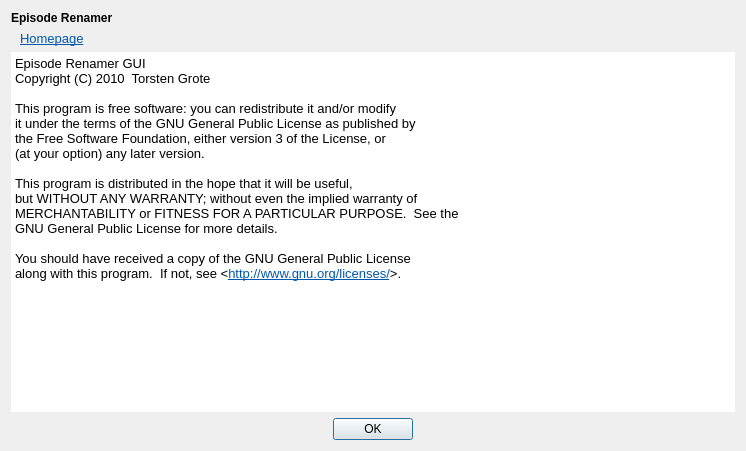
grote/episode-renamer-gui, file episoderenamer_gui_about.ui: the form before one commit.
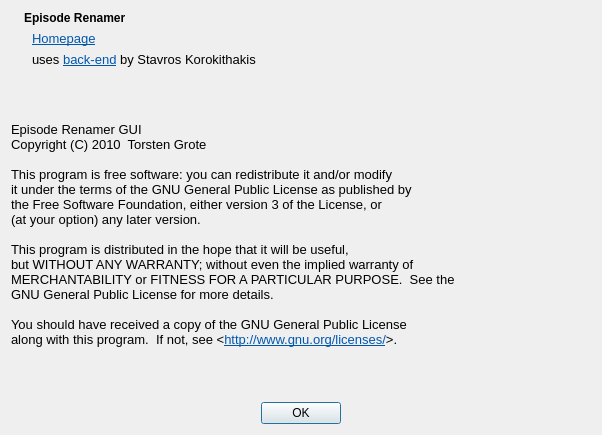
The form after the commit.

Commit message: finished about dialog by adding program icon and fixing stuff

The edit to the form file:
```diff
--- a/episoderenamer_gui_about.ui
+++ b/episoderenamer_gui_about.ui
@@ -6,8 +6,8 @@
    <rect>
     <x>0</x>
     <y>0</y>
-    <width>746</width>
-    <height>451</height>
+    <width>588</width>
+    <height>435</height>
    </rect>
   </property>
   <property name="windowTitle">
@@ -15,7 +15,33 @@
   </property>
   <layout class="QVBoxLayout" name="verticalLayout">
    <item>
-    <widget class="QLabel" name="label">
+    <layout class="QHBoxLayout" name="horizontalLayout">
+     <property name="sizeConstraint">
+      <enum>QLayout::SetDefaultConstraint</enum>
+     </property>
+     <property name="topMargin">
+      <number>0</number>
+     </property>
+     <item>
+      <widget class="QLabel" name="logo_label">
+       <property name="sizePolicy">
+        <sizepolicy hsizetype="Fixed" vsizetype="Preferred">
+         <horstretch>0</horstretch>
+         <verstretch>0</verstretch>
+        </sizepolicy>
+       </property>
+       <property name="text">
+        <string/>
+       </property>
+      </widget>
+     </item>
+     <item>
+      <layout class="QVBoxLayout" name="verticalLayout_2">
+       <property name="sizeConstraint">
+        <enum>QLayout::SetMinimumSize</enum>
+       </property>
+       <item>
+        <widget class="QLabel" name="title_label">
      <property name="font">
       <font>
        <weight>75</weight>
@@ -32,34 +58,56 @@
       <set>Qt::AlignLeading|Qt::AlignLeft|Qt::AlignVCenter</set>
      </property>
      <property name="margin">
-      <number>15</number>
-     </property>
-    </widget>
-   </item>
-   <item>
-    <widget class="QLabel" name="label_2">
-     <property name="text">
-      <string>&lt;!DOCTYPE HTML PUBLIC &quot;-//W3C//DTD HTML 4.0//EN&quot; &quot;http://www.w3.org/TR/REC-html40/strict.dtd&quot;&gt;
-&lt;html&gt;&lt;head&gt;&lt;meta name=&quot;qrichtext&quot; content=&quot;1&quot; /&gt;&lt;style type=&quot;text/css&quot;&gt;
-p, li { white-space: pre-wrap; }
-&lt;/style&gt;&lt;/head&gt;&lt;body style=&quot; font-family:'DejaVu Sans'; font-size:10pt; font-weight:400; font-style:normal;&quot;&gt;
-&lt;p style=&quot; margin-top:0px; margin-bottom:0px; margin-left:0px; margin-right:0px; -qt-block-indent:0; text-indent:0px;&quot;&gt;&lt;a href=&quot;http://github.com/Tovok7/episode-renamer-gui&quot;&gt;&lt;span style=&quot; text-decoration: underline; color:#0057ae;&quot;&gt;Homepage&lt;/span&gt;&lt;/a&gt;&lt;/p&gt;&lt;/body&gt;&lt;/html&gt;</string>
-     </property>
-     <property name="margin">
-      <number>5</number>
-     </property>
-     <property name="indent">
       <number>9</number>
      </property>
+        </widget>
+       </item>
+       <item>
+        <widget class="QLabel" name="hompage_label">
+         <property name="text">
+          <string>&lt;!DOCTYPE HTML PUBLIC &quot;-//W3C//DTD HTML 4.0//EN&quot; &quot;http://www.w3.org/TR/REC-html40/strict.dtd&quot;&gt;
+&lt;html&gt;&lt;head&gt;&lt;meta name=&quot;qrichtext&quot; content=&quot;1&quot; /&gt;&lt;style type=&quot;text/css&quot;&gt;
+p, li { white-space: pre-wrap; }
+&lt;/style&gt;&lt;/head&gt;&lt;body style=&quot; font-family:'DejaVu Sans'; font-size:10pt; font-weight:400; font-style:normal;&quot;&gt;
+&lt;p style=&quot; margin-top:0px; margin-bottom:0px; margin-left:0px; margin-right:0px; -qt-block-indent:0; text-indent:0px;&quot;&gt;&lt;a href=&quot;http://github.com/Tovok7/episode-renamer-gui&quot;&gt;&lt;span style=&quot; text-decoration: underline; color:#0057ae;&quot;&gt;Homepage&lt;/span&gt;&lt;/a&gt;&lt;/p&gt;&lt;/body&gt;&lt;/html&gt;</string>
+         </property>
+         <property name="margin">
+          <number>0</number>
+         </property>
+         <property name="indent">
+          <number>8</number>
+         </property>
      <property name="openExternalLinks">
       <bool>true</bool>
      </property>
     </widget>
    </item>
    <item>
-    <layout class="QHBoxLayout" name="horizontalLayout">
+        <widget class="QLabel" name="label">
+         <property name="text">
+          <string>&lt;!DOCTYPE HTML PUBLIC &quot;-//W3C//DTD HTML 4.0//EN&quot; &quot;http://www.w3.org/TR/REC-html40/strict.dtd&quot;&gt;
+&lt;html&gt;&lt;head&gt;&lt;meta name=&quot;qrichtext&quot; content=&quot;1&quot; /&gt;&lt;style type=&quot;text/css&quot;&gt;
+p, li { white-space: pre-wrap; }
+&lt;/style&gt;&lt;/head&gt;&lt;body style=&quot; font-family:'DejaVu Sans'; font-size:10pt; font-weight:400; font-style:normal;&quot;&gt;
+&lt;p style=&quot; margin-top:0px; margin-bottom:0px; margin-left:0px; margin-right:0px; -qt-block-indent:0; text-indent:0px;&quot;&gt;uses &lt;a href=&quot;http://github.com/skorokithakis/episode-renamer&quot;&gt;&lt;span style=&quot; text-decoration: underline; color:#0057ae;&quot;&gt;back-end&lt;/span&gt;&lt;/a&gt; by Stavros Korokithakis&lt;/p&gt;&lt;/body&gt;&lt;/html&gt;</string>
+         </property>
+         <property name="indent">
+          <number>8</number>
+         </property>
+         <property name="openExternalLinks">
+          <bool>true</bool>
+         </property>
+         <property name="textInteractionFlags">
+          <set>Qt::LinksAccessibleByKeyboard|Qt::LinksAccessibleByMouse</set>
+         </property>
+        </widget>
+       </item>
+      </layout>
+     </item>
+    </layout>
+   </item>
      <item>
-      <widget class="QTextEdit" name="textEdit">
+    <widget class="QLabel" name="license_label">
        <property name="enabled">
         <bool>true</bool>
        </property>
@@ -71,8 +119,8 @@
        </property>
        <property name="minimumSize">
         <size>
-         <width>0</width>
-         <height>0</height>
+       <width>580</width>
+       <height>300</height>
         </size>
        </property>
        <property name="baseSize">
@@ -96,19 +144,7 @@
        <property name="frameShadow">
         <enum>QFrame::Plain</enum>
        </property>
-       <property name="verticalScrollBarPolicy">
-        <enum>Qt::ScrollBarAlwaysOff</enum>
-       </property>
-       <property name="horizontalScrollBarPolicy">
-        <enum>Qt::ScrollBarAlwaysOff</enum>
-       </property>
-       <property name="undoRedoEnabled">
-        <bool>false</bool>
-       </property>
-       <property name="lineWrapMode">
-        <enum>QTextEdit::WidgetWidth</enum>
-       </property>
-       <property name="html">
+     <property name="text">
         <string>&lt;!DOCTYPE HTML PUBLIC &quot;-//W3C//DTD HTML 4.0//EN&quot; &quot;http://www.w3.org/TR/REC-html40/strict.dtd&quot;&gt;
 &lt;html&gt;&lt;head&gt;&lt;meta name=&quot;qrichtext&quot; content=&quot;1&quot; /&gt;&lt;style type=&quot;text/css&quot;&gt;
 p, li { white-space: pre-wrap; }
@@ -129,15 +165,25 @@
 &lt;p style=&quot; margin-top:0px; margin-bottom:0px; margin-left:0px; margin-right:0px; -qt-block-indent:0; text-indent:0px;&quot;&gt;&lt;span style=&quot; font-family:'Courier New,courier';&quot;&gt;You should have received a copy of the GNU General Public License&lt;/span&gt;&lt;/p&gt;
 &lt;p style=&quot; margin-top:0px; margin-bottom:12px; margin-left:0px; margin-right:0px; -qt-block-indent:0; text-indent:0px;&quot;&gt;&lt;span style=&quot; font-family:'Courier New,courier';&quot;&gt;along with this program.  If not, see &amp;lt;&lt;/span&gt;&lt;a href=&quot;http://www.gnu.org/licenses/&quot;&gt;&lt;span style=&quot; font-family:'Courier New,courier'; text-decoration: underline; color:#0057ae;&quot;&gt;http://www.gnu.org/licenses/&lt;/span&gt;&lt;/a&gt;&lt;span style=&quot; font-family:'Courier New,courier';&quot;&gt;&amp;gt;.&lt;/span&gt;&lt;/p&gt;&lt;/body&gt;&lt;/html&gt;</string>
        </property>
-       <property name="acceptRichText">
+     <property name="scaledContents">
+      <bool>false</bool>
+     </property>
+     <property name="margin">
+      <number>10</number>
+     </property>
+     <property name="openExternalLinks">
         <bool>true</bool>
        </property>
        <property name="textInteractionFlags">
         <set>Qt::LinksAccessibleByKeyboard|Qt::LinksAccessibleByMouse</set>
        </property>
-      </widget>
-     </item>
-    </layout>
+     <property name="undoRedoEnabled" stdset="0">
+      <bool>false</bool>
+     </property>
+     <property name="acceptRichText" stdset="0">
+      <bool>false</bool>
+     </property>
+    </widget>
    </item>
    <item>
     <widget class="QDialogButtonBox" name="buttonBox">
```
Left out of the diff: 3 changed lines with no effect on the pictures. Lines whose indentation alone changed are shown as unchanged. The commit also changes 1 other file.
